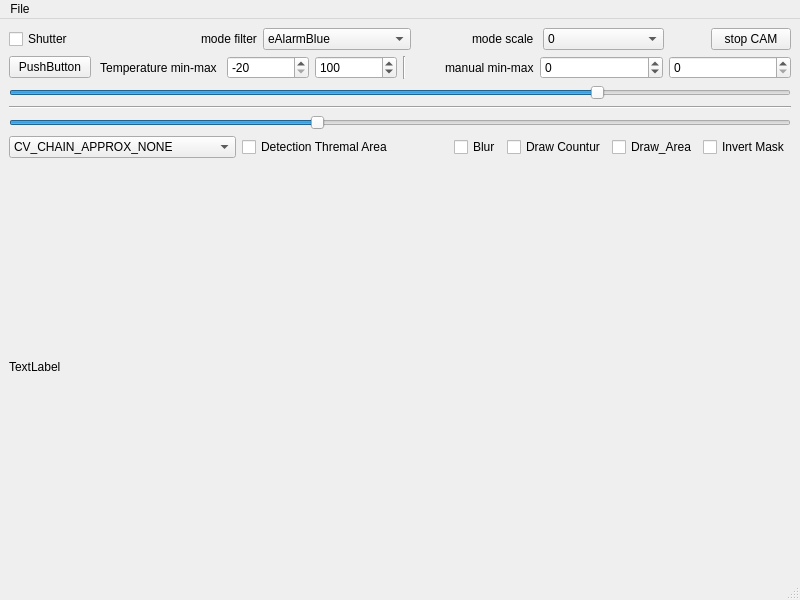
This is src/mainwindow.ui in werasaimon/IRCamera_OpenCV__QtWidget as Qt 5 draws it before an edit. The edited form follows.
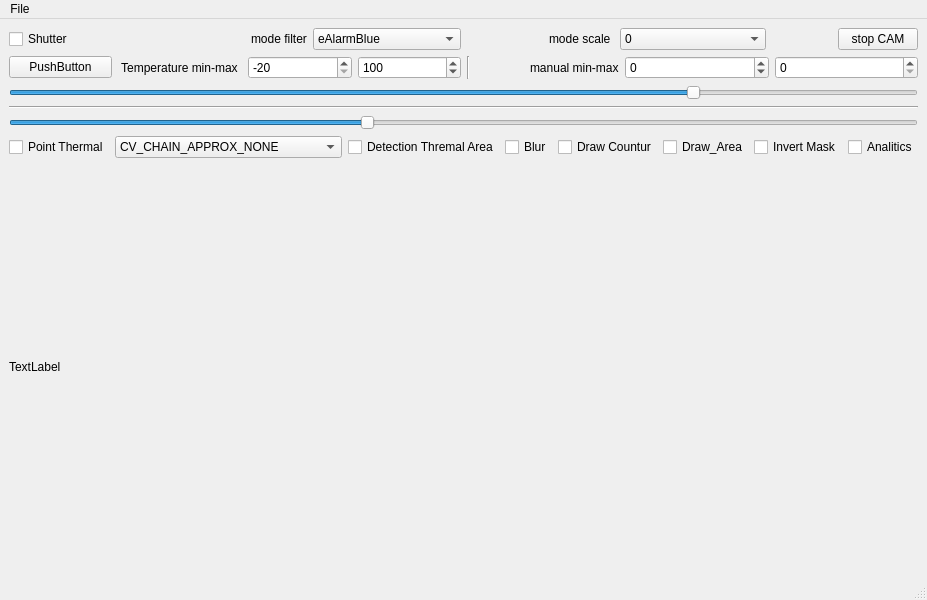
This is the edited form. Custom widgets are drawn as their Qt base class.

Commit message: Filter Detection Thermal Analytics

```diff
--- a/src/mainwindow.ui
+++ b/src/mainwindow.ui
@@ -6,7 +6,7 @@
    <rect>
     <x>0</x>
     <y>0</y>
-    <width>800</width>
+    <width>876</width>
     <height>600</height>
    </rect>
   </property>
@@ -239,6 +239,13 @@
       </item>
       <item>
        <layout class="QHBoxLayout" name="horizontalLayout_5">
+        <item>
+         <widget class="QCheckBox" name="checkBox_PoinThermal">
+          <property name="text">
+           <string>Point Thermal</string>
+          </property>
+         </widget>
+        </item>
         <item>
          <widget class="QComboBox" name="comboBox_Method">
           <item>
@@ -316,6 +323,13 @@
           </property>
          </widget>
         </item>
+        <item>
+         <widget class="QCheckBox" name="checkBox_Analitics">
+          <property name="text">
+           <string>Analitics</string>
+          </property>
+         </widget>
+        </item>
        </layout>
       </item>
      </layout>
@@ -334,7 +348,7 @@
     <rect>
      <x>0</x>
      <y>0</y>
-     <width>800</width>
+     <width>876</width>
      <height>22</height>
     </rect>
    </property>
```
The commit also changes 4 other files.
